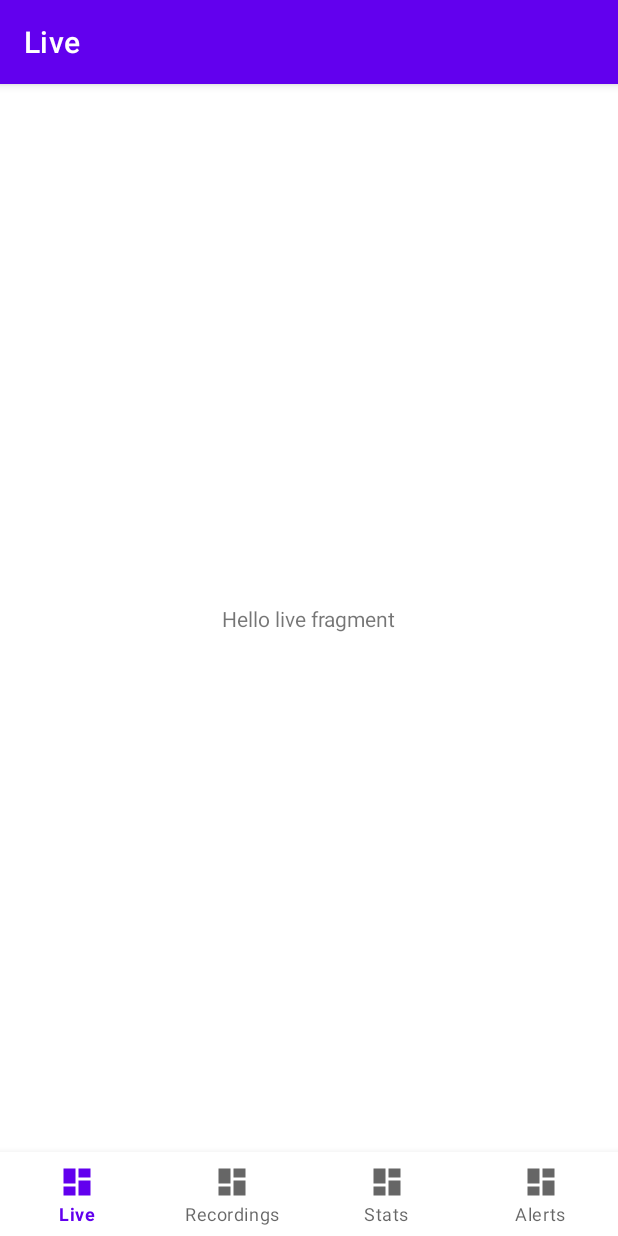
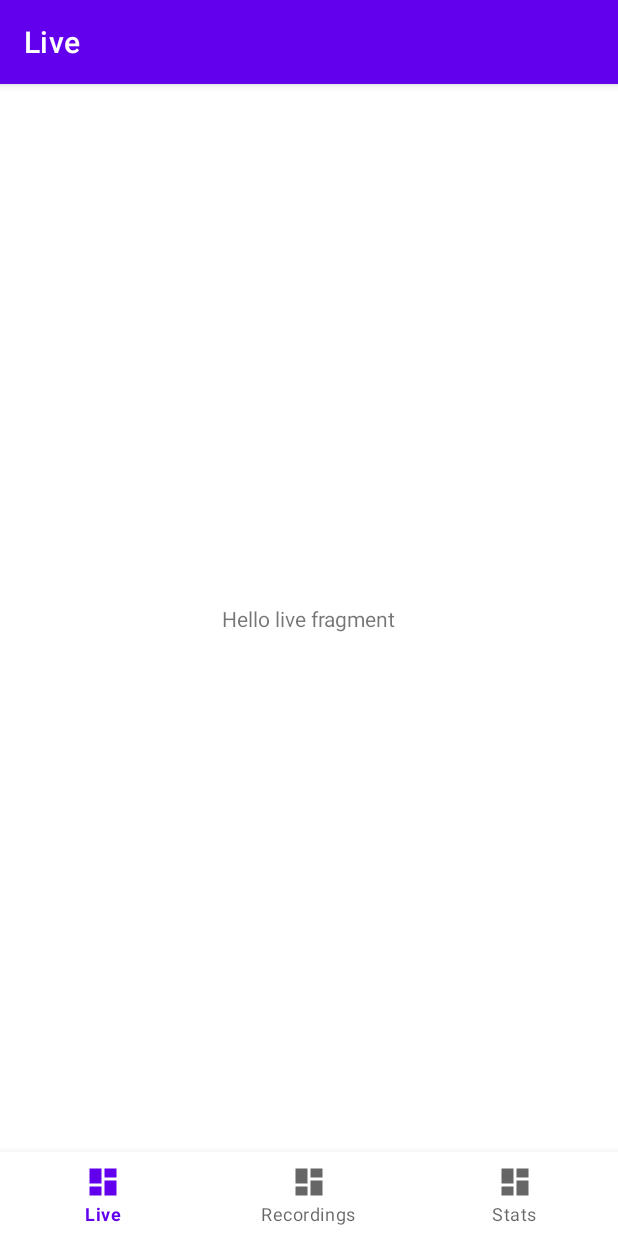
Before and after one commit to OSU-App-Club/SmartCam-Frontend, an Android app: the screen it shows after launch (MainActivity), on a phone screen of 412 x 824 dp. Run offline under Robolectric (Android 15) with nearby library versions, the phone set to English and light mode, and no system bars; our stand-ins replace navigation-ui.

```diff
--- a/app/src/main/java/club/osuapp/smartcam/MainActivity.java
+++ b/app/src/main/java/club/osuapp/smartcam/MainActivity.java
@@ -28,7 +28,7 @@ public class MainActivity extends AppCompatActivity {
         // Passing each menu ID as a set of Ids because each
         // menu should be considered as top level destinations.
         AppBarConfiguration appBarConfiguration = new AppBarConfiguration.Builder(
-                R.id.nav_fragment_live, R.id.nav_fragment_rec, R.id.nav_fragment_stats, R.id.nav_fragment_alerts)
+                R.id.nav_fragment_live, R.id.nav_fragment_rec, R.id.nav_fragment_stats)
                 .build();
         NavController navController = Navigation.findNavController(this, R.id.nav_host_fragment_activity_main);
         NavigationUI.setupActionBarWithNavController(this, navController, appBarConfiguration);
--- a/app/src/main/res/menu/menu_bottom_nav.xml
+++ b/app/src/main/res/menu/menu_bottom_nav.xml
@@ -15,9 +15,4 @@
         android:icon="@drawable/ic_dashboard_black_24dp"
         android:title="@string/title_stats" />
 
-    <item
-        android:id="@+id/nav_fragment_alerts"
-        android:icon="@drawable/ic_dashboard_black_24dp"
-        android:title="@string/title_alerts" />
-
 </menu>
--- a/app/src/main/res/navigation/nav_graph.xml
+++ b/app/src/main/res/navigation/nav_graph.xml
@@ -20,9 +20,4 @@
         android:name="club.osuapp.smartcam.StatsFragment"
         android:label="@string/title_stats"
         tools:layout="@layout/fragment_stats" />
-    <fragment
-        android:id="@+id/nav_fragment_alerts"
-        android:name="club.osuapp.smartcam.AlertsFragment"
-        android:label="@string/title_alerts"
-        tools:layout="@layout/fragment_alerts" />
 </navigation>
```
Also changed, not shown: app/src/main/java/club/osuapp/smartcam/AlertsFragment.java (deleted, +0 -34 lines), app/src/main/res/layout/fragment_alerts.xml (deleted, +0 -19 lines).
